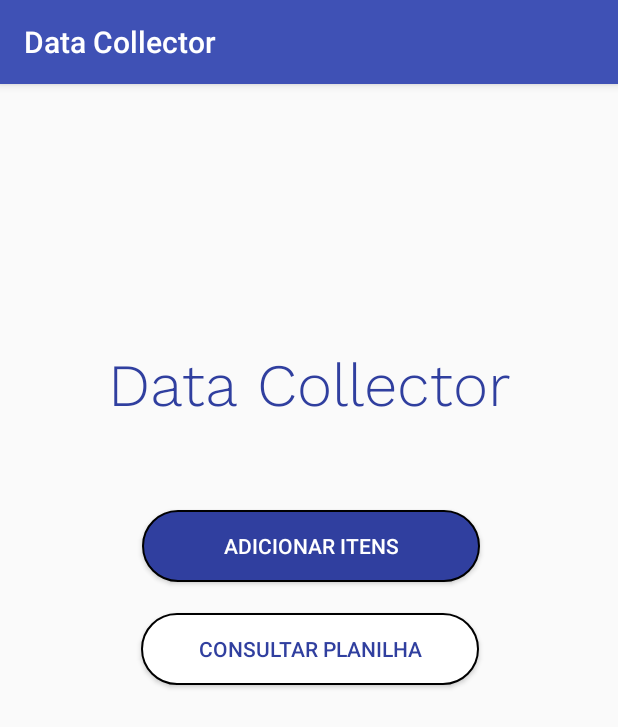
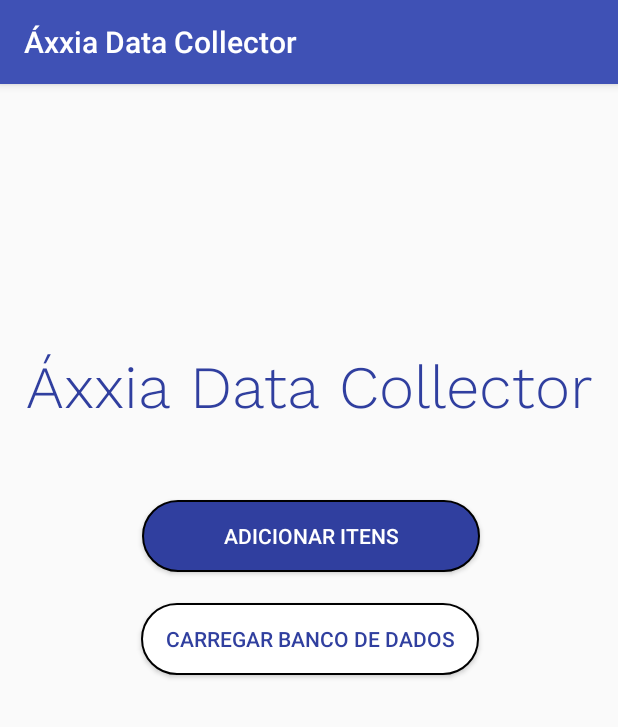
Before and after one commit to alexandreohara/data-collector, an Android app: the screen it shows after launch (MainActivity), on a phone screen of 412 x 824 dp. Shown: the top 727 px of the screen. Run offline under Robolectric (Android 15) with nearby library versions, the phone set to English and light mode, and no system bars; our stand-ins replace data binding; libraries missing offline, so code that uses them is left out: com.opencsv, com.opencsv.enums; Roboto replaces fonts that are not available here; 6 statements that could not run were skipped.

Commit message:
muda titulo

```diff
--- a/app/src/main/res/layout/welcome.xml
+++ b/app/src/main/res/layout/welcome.xml
@@ -20,7 +20,7 @@
             android:id="@+id/textView"
             style="@style/TitleStyle"
             android:layout_width="wrap_content"
-    android:layout_height="wrap_content"
+            android:layout_height="50dp"
             android:fontFamily="@font/work_sans_light"
             android:text="@string/app_name"
             app:layout_constraintBottom_toBottomOf="parent"
--- a/app/src/main/res/values/strings.xml
+++ b/app/src/main/res/values/strings.xml
@@ -1,7 +1,8 @@
 <resources>
-    <string name="app_name">Data Collector</string>
+    <string name="app_name">Áxxia Data Collector
+    </string>
     <string name="add_item_text">Adicionar Itens</string>
-    <string name="consult_data">Consultar Planilha</string>
+    <string name="consult_data">Carregar Banco de Dados</string>
     <string name="select_item">Escolha uma das opções para adicionar um item</string>
     <string name="new_scan_text">Escanear Código de Barras</string>
     <string name="empty_button">Inserir Manualmente</string>
```
Lines whose indentation alone changed are shown as unchanged.
